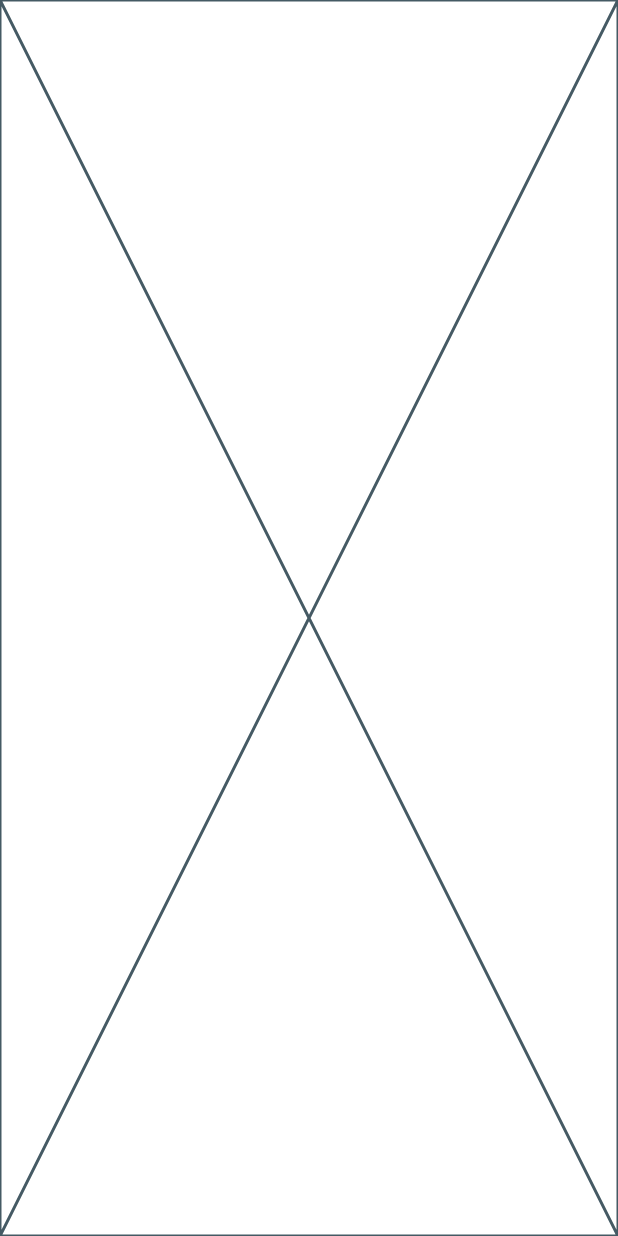
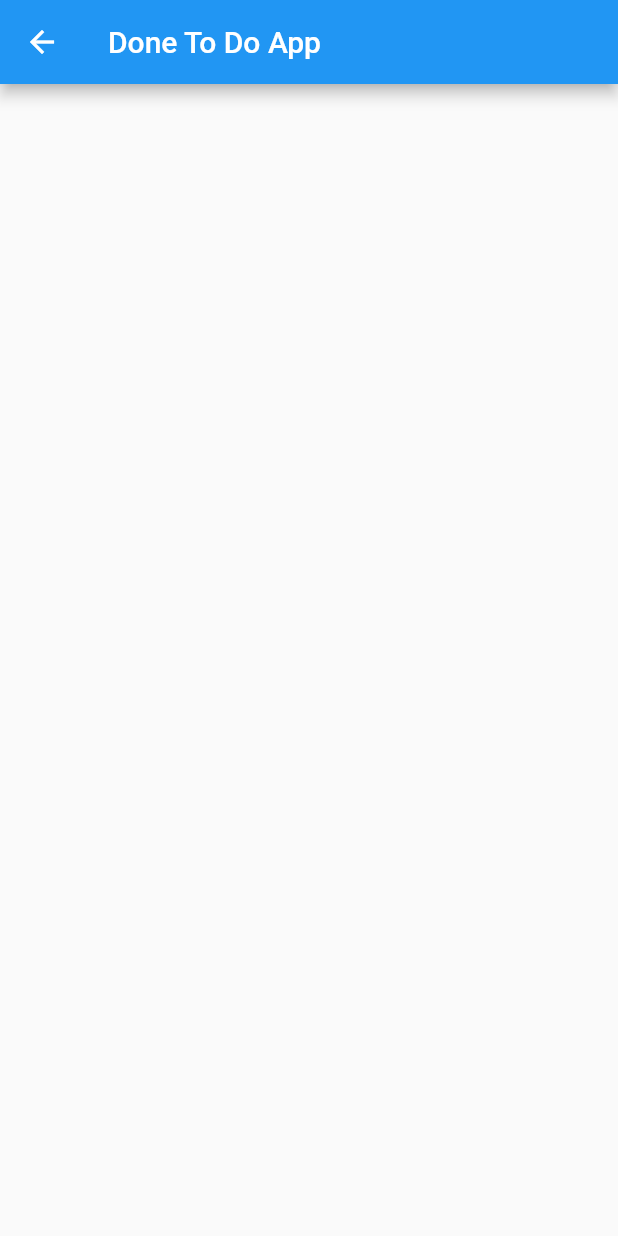
Before and after one commit to estherirawati/todoapp, a Flutter app: the screen it shows after launch, item 2 of the bottom bar chosen, on a phone screen of 412 x 824 dp. Run offline on Flutter 3.47's test engine with Material 2 defaults, Android fonts, the phone set to English and light mode, and no system bars.

Commit message:
2nd update

```diff
--- a/lib/ui/donetodopage.dart
+++ b/lib/ui/donetodopage.dart
@@ -10,6 +10,11 @@ class DoneToDoPage extends StatefulWidget {
 class _DoneToDoPageState extends State<DoneToDoPage> {
   @override
   Widget build(BuildContext context) {
-    return const Placeholder();
+    return Scaffold(
+        appBar: AppBar(
+            title: const Text("Done To Do App"),
+        ),
+        body:  ListView()
+    );
   }
 }
```
Also changed, not shown: lib/ui/todolistpage.dart (+28 -1 lines), lib/widgets/todotilewidget.dart (added, +22 -0 lines).
